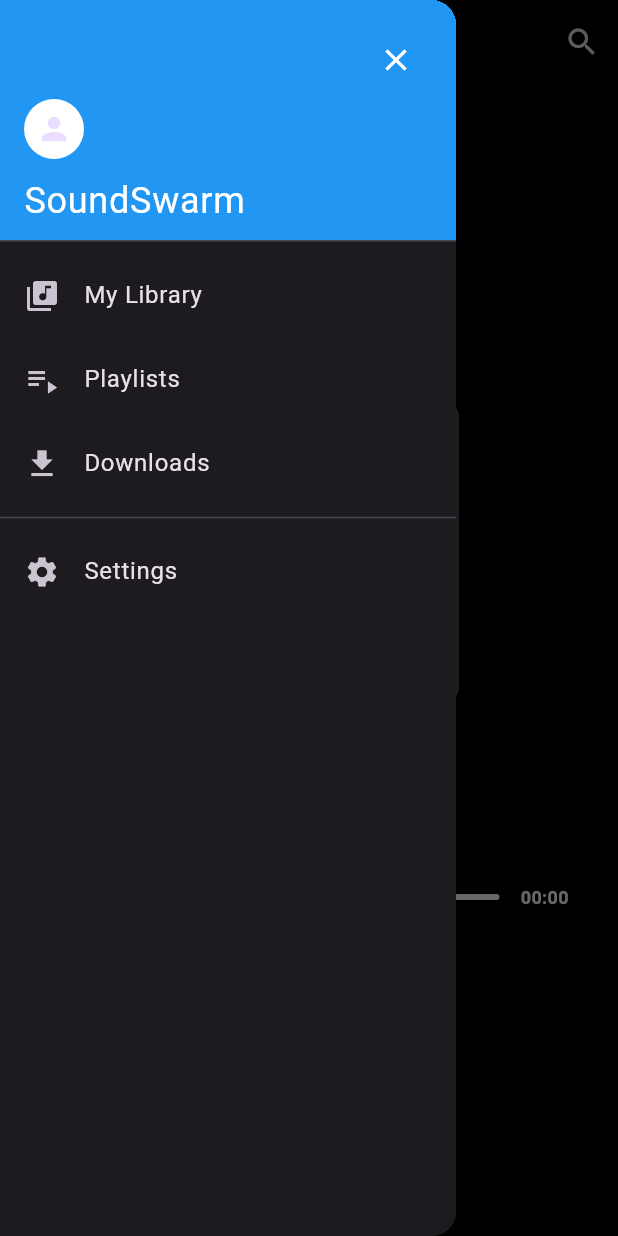
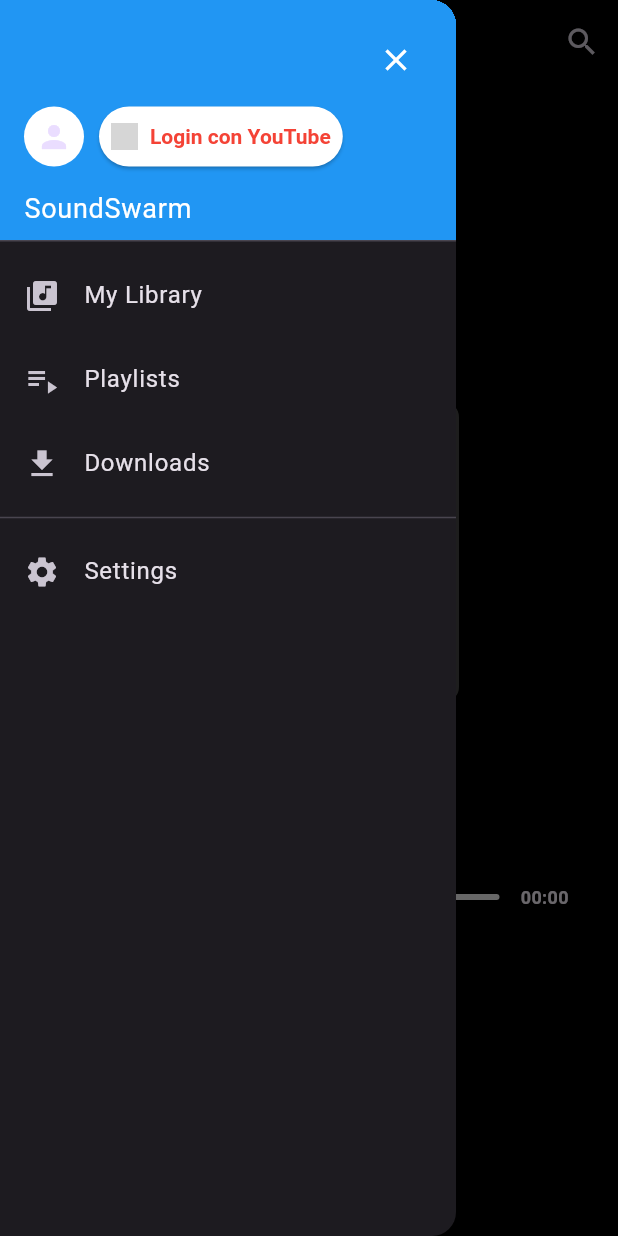
Before and after one commit to alumno109192/SoundSwarm, a Flutter app: the screen it shows after launch, with the side drawer open, on a phone screen of 412 x 824 dp. Run offline on Flutter 3.47's test engine with Material 3 defaults, Android fonts, the phone set to English and light mode, and no system bars; our stand-ins replace file_picker, google_sign_in, just_audio, shared_preferences; missing offline and left inert: googleapis, youtube_explode_dart; grey boxes are pictures that could not be loaded.

Commit message:
Se añade la opción de login con youtube

```diff
--- a/lib/screen/drawer.dart
+++ b/lib/screen/drawer.dart
@@ -1,11 +1,22 @@
 import 'package:flutter/material.dart';
 import 'package:soundswarm/screen/setting_screen.dart';
+import 'package:soundswarm/service/auth_service.dart';
 
-class AppDrawer extends StatelessWidget {
+class AppDrawer extends StatefulWidget {
   const AppDrawer({super.key});
 
   @override
+  State<AppDrawer> createState() => _AppDrawerState();
+}
+
+class _AppDrawerState extends State<AppDrawer> {
+  bool _isLoading = false;
+
+  @override
   Widget build(BuildContext context) {
+    final isLoggedIn = AuthService.isSignedIn();
+    final currentUser = AuthService.currentUser;
+
     return Drawer(
       child: ListView(
         padding: EdgeInsets.zero,
@@ -16,23 +27,107 @@
             ),
             child: Stack(
               children: [
-                // Contenido actual del header
-                const Column(
+                Column(
                   crossAxisAlignment: CrossAxisAlignment.start,
                   mainAxisAlignment: MainAxisAlignment.end,
                   children: [
-                    CircleAvatar(
-                      backgroundColor: Colors.white,
-                      child: Icon(Icons.person),
+                    Row(
+                      children: [
+                        // Avatar del usuario (mostrar foto de perfil si está conectado)
+                        CircleAvatar(
+                          backgroundColor: Colors.white,
+                          backgroundImage: isLoggedIn && currentUser?.photoUrl != null
+                              ? NetworkImage(currentUser!.photoUrl!)
+                              : null,
+                          child: isLoggedIn && currentUser?.photoUrl != null
+                              ? null
+                              : const Icon(Icons.person),
+                        ),
+                        const SizedBox(width: 10),
+
+                        // Botón de login/logout de YouTube
+                        _isLoading
+                            ? const CircularProgressIndicator()
+                            : ElevatedButton.icon(
+                                icon: isLoggedIn
+                                    ? const Icon(Icons.logout, color: Colors.red)
+                                    : Image.asset(
+                                        'assets/youtube_logo.png',
+                                        width: 20,
+                                        height: 20,
+                                        errorBuilder: (context, error, stackTrace) =>
+                                            const Icon(Icons.play_circle_filled, color: Colors.red),
+                                      ),
+                                label: Text(
+                                  isLoggedIn ? 'Logout' : 'Login con YouTube',
+                                ),
+                                style: ElevatedButton.styleFrom(
+                                  backgroundColor: Colors.white,
+                                  foregroundColor: Colors.red,
+                                  textStyle: const TextStyle(fontWeight: FontWeight.bold),
+                                  padding: const EdgeInsets.symmetric(horizontal: 8, vertical: 4),
+                                ),
+                                onPressed: () async {
+                                  setState(() {
+                                    _isLoading = true;
+                                  });
+
+                                  try {
+                                    if (isLoggedIn) {
+                                      // Cerrar sesión
+                                      await AuthService.signOut();
+                                      ScaffoldMessenger.of(context).showSnackBar(
+                                        const SnackBar(content: Text('Sesión cerrada')),
+                                      );
+                                    } else {
+                                      // Iniciar sesión
+                                      final account = await AuthService.signIn();
+                                      if (account != null) {
+                                        ScaffoldMessenger.of(context).showSnackBar(
+                                          SnackBar(
+                                            content: Text('Bienvenido, ${account.displayName}'),
+                                          ),
+                                        );
+                                      } else {
+                                        ScaffoldMessenger.of(context).showSnackBar(
+                                          const SnackBar(
+                                            content: Text('Login cancelado'),
+                                          ),
+                                        );
+                                      }
+                                    }
+                                  } catch (e) {
+                                    ScaffoldMessenger.of(context).showSnackBar(
+                                      SnackBar(content: Text('Error: $e')),
+                                    );
+                                  } finally {
+                                    setState(() {
+                                      _isLoading = false;
+                                    });
+                                  }
+                                },
+                              ),
+                      ],
                     ),
-                    SizedBox(height: 10),
+                    const SizedBox(height: 10),
+                    // Mostrar el nombre del usuario si está conectado
                     Text(
-                      'SoundSwarm',
-                      style: TextStyle(
+                      isLoggedIn && currentUser != null
+                          ? currentUser.displayName ?? 'Usuario de YouTube'
+                          : 'SoundSwarm',
+                      style: const TextStyle(
                         color: Colors.white,
-                        fontSize: 24,
+                        fontSize: 18,
                       ),
                     ),
+                    if (isLoggedIn && currentUser?.email != null)
+                      Text(
+                        currentUser!.email,
+                        style: const TextStyle(
+                          color: Colors.white70,
+                          fontSize: 12,
+                        ),
+                      ),
                   ],
                 ),
                 // Botón de cierre en la esquina superior derecha
--- /dev/null
+++ b/lib/service/auth_service.dart
@@ -0,0 +1,73 @@
+import 'package:google_sign_in/google_sign_in.dart';
+import 'package:googleapis/youtube/v3.dart';
+import 'package:http/http.dart' as http;
+
+class AuthService {
+  static final GoogleSignIn _googleSignIn = GoogleSignIn(
+    scopes: [
+      'https://www.googleapis.com/auth/youtube.readonly',
+    ],
+  );
+
+  static GoogleSignInAccount? _currentUser;
+  static GoogleSignInAccount? get currentUser => _currentUser;
+
+  // Iniciar sesión con Google/YouTube
+  static Future<GoogleSignInAccount?> signIn() async {
+    try {
+      final GoogleSignInAccount? account = await _googleSignIn.signIn();
+      _currentUser = account;
+
+      if (account != null) {
+        // Obtener autorización para acceder a YouTube
+        await account.authentication;
+        print('Usuario autenticado: ${account.displayName}');
+      }
+
+      return account;
+    } catch (e) {
+      print('Error en el inicio de sesión: $e');
+      return null;
+    }
+  }
+
+  // Cerrar sesión
+  static Future<void> signOut() async {
+    await _googleSignIn.signOut();
+    _currentUser = null;
+    print('Sesión cerrada');
+  }
+
+  // Verificar si el usuario está conectado
+  static bool isSignedIn() {
+    return _currentUser != null;
+  }
+
+  // Obtener cliente autorizado para la API de YouTube
+  static Future<YouTubeApi?> getYouTubeApi() async {
+    if (_currentUser == null) return null;
+
+    final auth = await _currentUser!.authentication;
+    final client = GoogleAuthClient(auth.accessToken!);
+    return YouTubeApi(client);
+  }
+}
+
+// Cliente HTTP autorizado para las solicitudes a la API
+class GoogleAuthClient extends http.BaseClient {
+  final String accessToken;
+  final http.Client _client = http.Client();
+
+  GoogleAuthClient(this.accessToken);
+
+  @override
+  Future<http.StreamedResponse> send(http.BaseRequest request) {
+    request.headers['Authorization'] = 'Bearer $accessToken';
+    return _client.send(request);
+  }
+
+  @override
+  void close() {
+    _client.close();
+  }
+}
--- a/pubspec.yaml
+++ b/pubspec.yaml
@@ -39,6 +39,8 @@
   just_audio: ^0.9.46
   youtube_explode_dart: ^2.4.0
   shared_preferences: ^2.5.3
+  google_sign_in: ^6.3.0
+  googleapis: ^14.0.0
 
 dev_dependencies:
   flutter_test:
```
Also changed, not shown: pubspec.lock, 1 other file.
